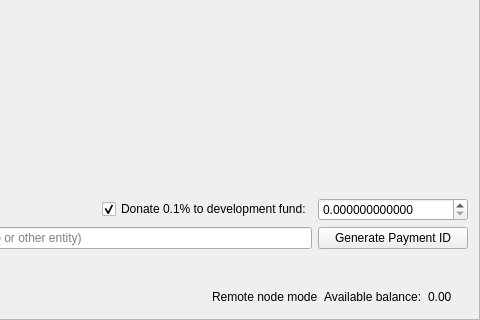
Qt form src/gui/ui/sendframe.ui (ParsiCoin/parsipay) before a commit; both pictures show x 386 to 866 and y 270 to 590 of the 866 by 590 pixel window.
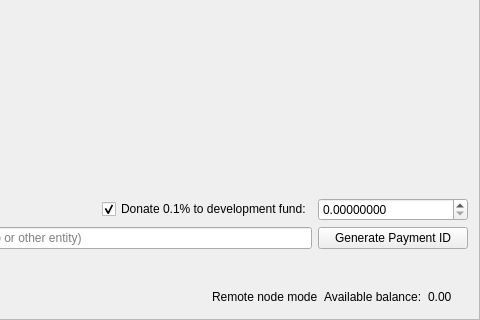
The same form after that commit. Icons and pictures are not drawn.

The edit to the form file:
```diff
--- a/src/gui/ui/sendframe.ui
+++ b/src/gui/ui/sendframe.ui
@@ -267,10 +267,10 @@
         <locale language="English" country="UnitedStates"/>
        </property>
        <property name="decimals">
-        <number>12</number>
+        <number>8</number>
        </property>
        <property name="maximum">
-        <double>999999999999999.000000000000000</double>
+        <double>999999999999999.0000000</double>
        </property>
        <property name="singleStep">
         <double>0.10000000000</double>
```
Left out of the diff: 10 changed lines with no effect on the pictures.
